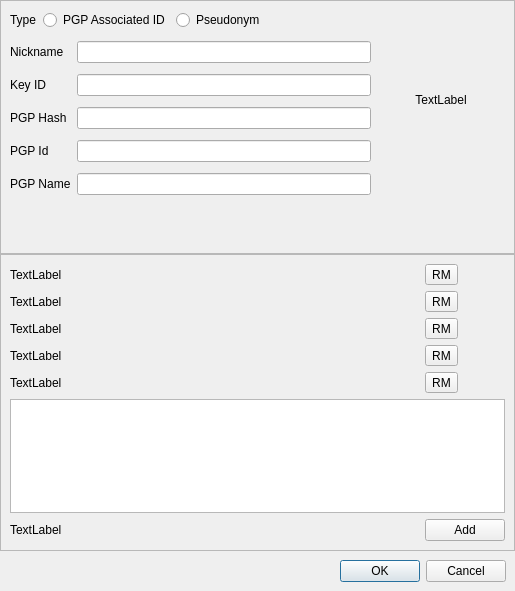
Above: retroshare-gui/src/gui/Identity/IdEditDialog.ui from RetroShare/RetroShare before the change. Below: the same form after it.
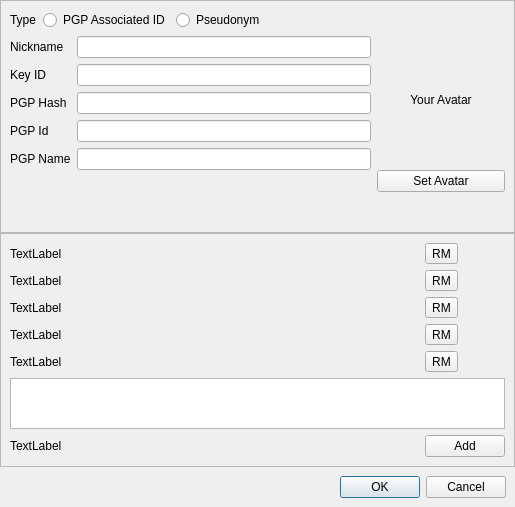
That is the form after the change. Icons and pictures are not drawn. Custom widgets are drawn as their Qt base class.

Commit message: Added Button for Set Avatar, added border stylesheet for the Avatar label.

The edit to the form file:
```diff
--- a/retroshare-gui/src/gui/Identity/IdEditDialog.ui
+++ b/retroshare-gui/src/gui/Identity/IdEditDialog.ui
@@ -7,7 +7,7 @@
     <x>0</x>
     <y>0</y>
     <width>515</width>
-    <height>591</height>
+    <height>507</height>
    </rect>
   </property>
   <property name="sizePolicy">
@@ -173,6 +173,19 @@
             </property>
            </widget>
           </item>
+          <item row="5" column="0" colspan="2">
+           <spacer name="verticalSpacer_2">
+            <property name="orientation">
+             <enum>Qt::Vertical</enum>
+            </property>
+            <property name="sizeHint" stdset="0">
+             <size>
+              <width>20</width>
+              <height>40</height>
+             </size>
+            </property>
+           </spacer>
+          </item>
          </layout>
         </item>
         <item>
@@ -198,7 +211,7 @@
              </size>
             </property>
             <property name="text">
-             <string extracomment="Click here to change your avatar">TextLabel</string>
+             <string extracomment="Click here to change your avatar">Your Avatar</string>
             </property>
             <property name="alignment">
              <set>Qt::AlignCenter</set>
@@ -208,6 +221,13 @@
             </property>
            </widget>
           </item>
+          <item>
+           <widget class="QPushButton" name="avatarButton">
+            <property name="text">
+             <string>Set Avatar</string>
+            </property>
+           </widget>
+          </item>
           <item>
            <spacer name="verticalSpacer_3">
             <property name="orientation">
@@ -225,19 +245,6 @@
         </item>
        </layout>
       </item>
-      <item>
-       <spacer name="verticalSpacer_2">
-        <property name="orientation">
-         <enum>Qt::Vertical</enum>
-        </property>
-        <property name="sizeHint" stdset="0">
-         <size>
-          <width>20</width>
-          <height>40</height>
-         </size>
-        </property>
-       </spacer>
-      </item>
      </layout>
     </widget>
    </item>
```
Left out of the diff: 14 changed lines with no effect on the pictures. The commit also changes 3 other files.
